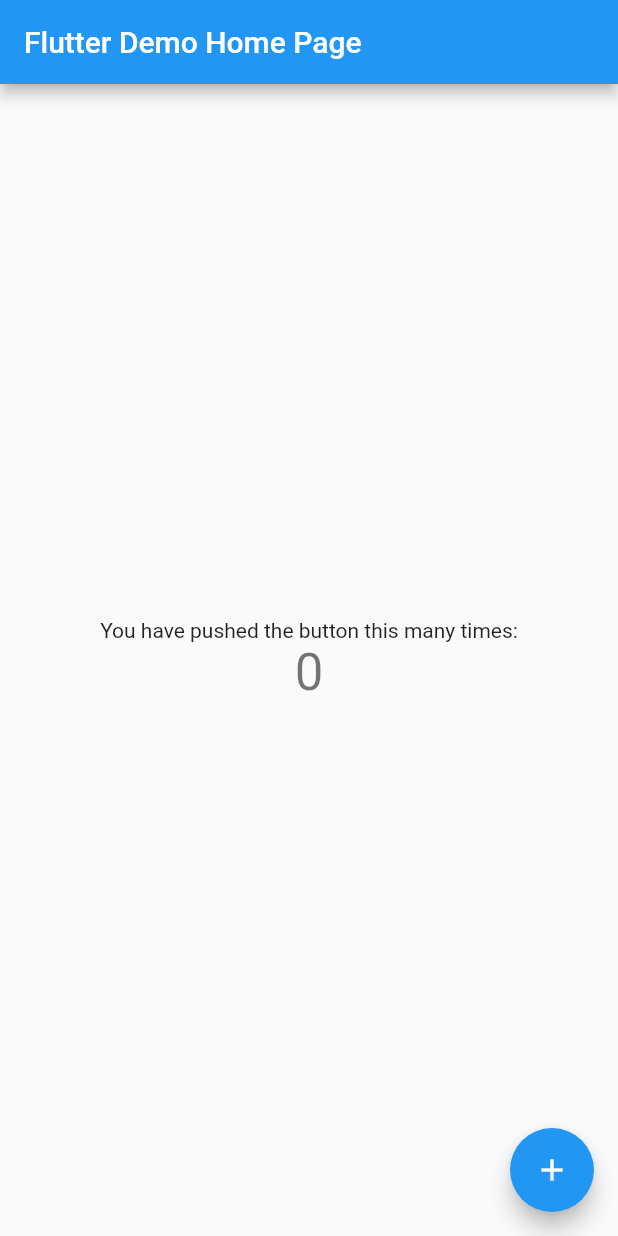
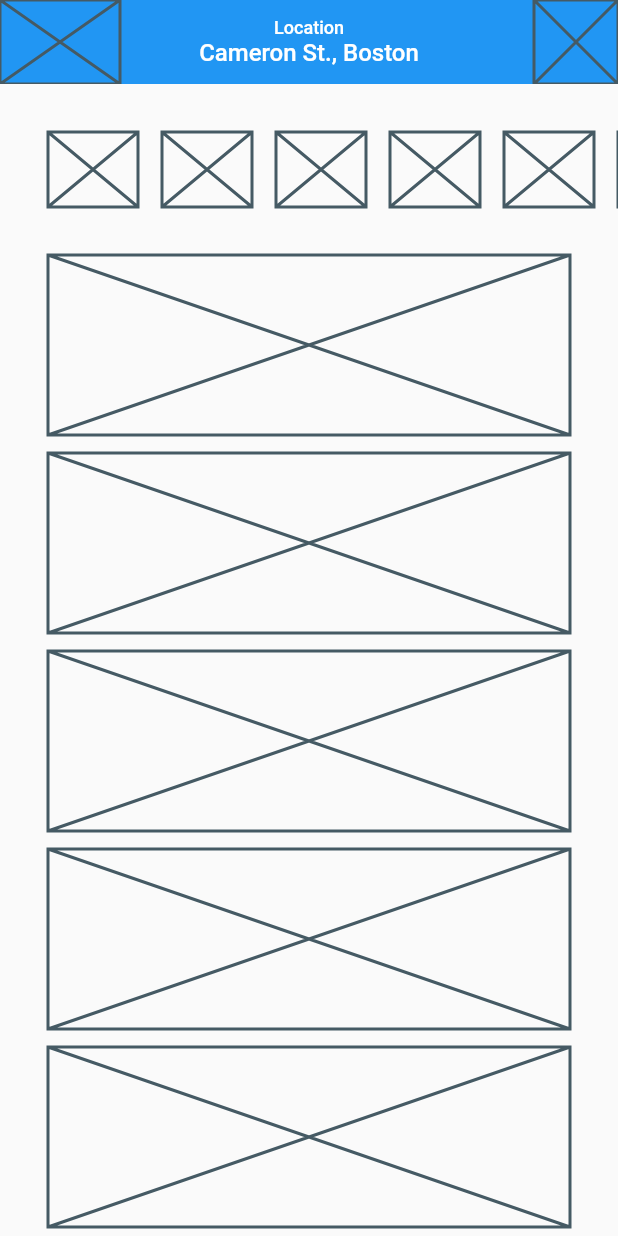
Before and after one commit to ewertonls/pet_adoption-mockup_challenge, a Flutter app: the screen it shows after launch, on a phone screen of 412 x 824 dp. Run offline on Flutter 3.47's test engine with Material 2 defaults, Android fonts, the phone set to English and light mode, and no system bars.

Commit message:
feat(widget): create home page layout blocking

```diff
--- a/lib/src/pages/home_page.dart
+++ b/lib/src/pages/home_page.dart
@@ -10,38 +10,89 @@ class HomePage extends StatefulWidget {
 }
 
 class _HomePageState extends State<HomePage> {
-  int _counter = 0;
-
-  void _incrementCounter() {
-    setState(() {
-      _counter++;
-    });
-  }
-
   @override
   Widget build(BuildContext context) {
     return Scaffold(
-      appBar: AppBar(
-        title: Text(widget.title),
-      ),
       body: Center(
-        child: Column(
-          mainAxisAlignment: MainAxisAlignment.center,
-          children: <Widget>[
-            const Text(
-              'You have pushed the button this many times:',
+        child: CustomScrollView(
+          physics: const BouncingScrollPhysics(),
+          slivers: [
+            SliverAppBar(
+              // toolbarHeight: 80,
+              stretch: true,
+              title: Column(
+                children: const [
+                  Text(
+                    "Location",
+                    style: TextStyle(
+                      fontSize: 12,
+                    ),
+                  ),
+                  Text(
+                    "Cameron St., Boston",
+                    style: TextStyle(fontSize: 16),
+                  ),
+                ],
+              ),
+              centerTitle: true,
+              floating: true,
+              // pinned: true,
+              leadingWidth: 80,
+              // TODO: Drawer menu
+              leading: AspectRatio(aspectRatio: 1, child: const Placeholder()),
+              actions: const [
+                Placeholder(
+                  child: AspectRatio(
+                    aspectRatio: 1,
+                    child: SizedBox.expand(),
+                  ),
+                )
+              ],
             ),
-            Text(
-              '$_counter',
-              style: Theme.of(context).textTheme.headline4,
+            SliverPadding(
+              padding: const EdgeInsets.symmetric(vertical: 32),
+              sliver: SliverToBoxAdapter(
+                child: SizedBox(
+                  height: 50,
+                  // TODO: Pets list filter
+                  child: ListView(
+                    padding: const EdgeInsets.symmetric(horizontal: 32),
+                    physics: const BouncingScrollPhysics(),
+                    clipBehavior: Clip.none,
+                    scrollDirection: Axis.horizontal,
+                    children: List.generate(
+                      6,
+                      (index) {
+                        return Padding(
+                          padding: EdgeInsets.only(left: index == 0 ? 0 : 16),
+                          child: const Placeholder(
+                            child: SizedBox(width: 60, height: 60),
+                          ),
+                        );
+                      },
+                    ),
+                  ),
+                ),
+              ),
             ),
+            SliverPadding(
+              padding: const EdgeInsets.symmetric(horizontal: 32),
+              sliver: SliverList(
+                  delegate: SliverChildBuilderDelegate(
+                childCount: 10,
+                (context, index) {
+                  const double padding = 12;
+                  return Padding(
+                    padding: EdgeInsets.only(
+                      top: index == 0 ? 0 : padding,
+                    ),
+                    child: Placeholder(child: SizedBox(height: 120)),
+                  );
+                },
+              )),
+            )
           ],
         ),
-      ),
-      floatingActionButton: FloatingActionButton(
-        onPressed: _incrementCounter,
-        tooltip: 'Increment',
-        child: const Icon(Icons.add),
       ),
     );
   }
```
